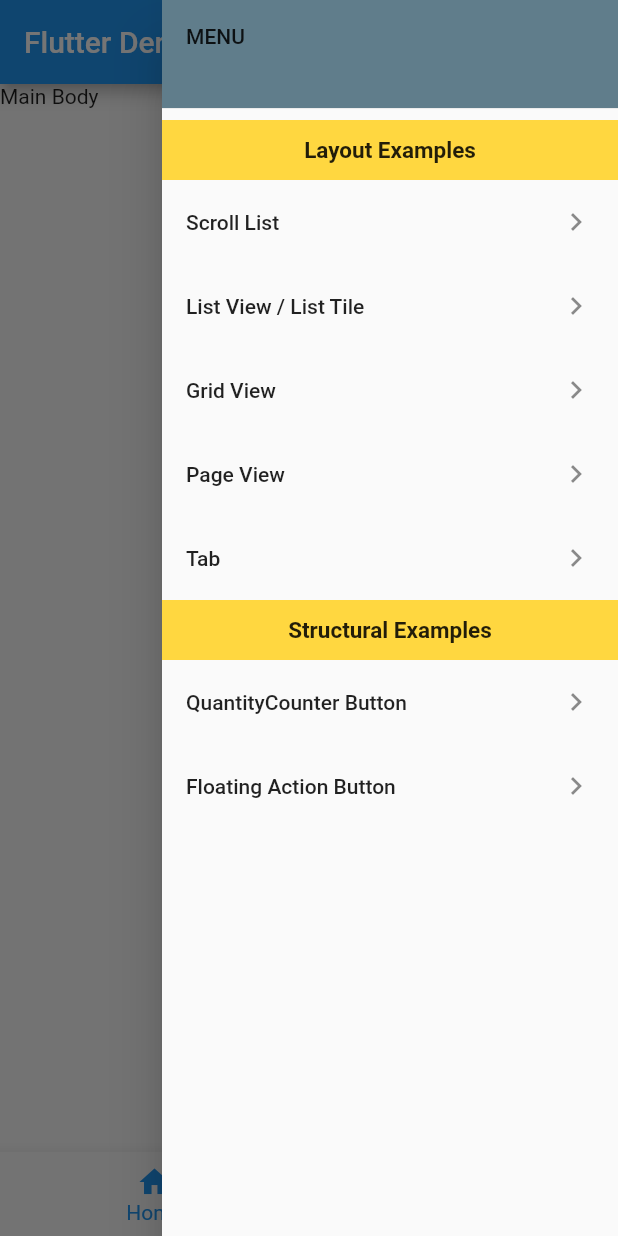
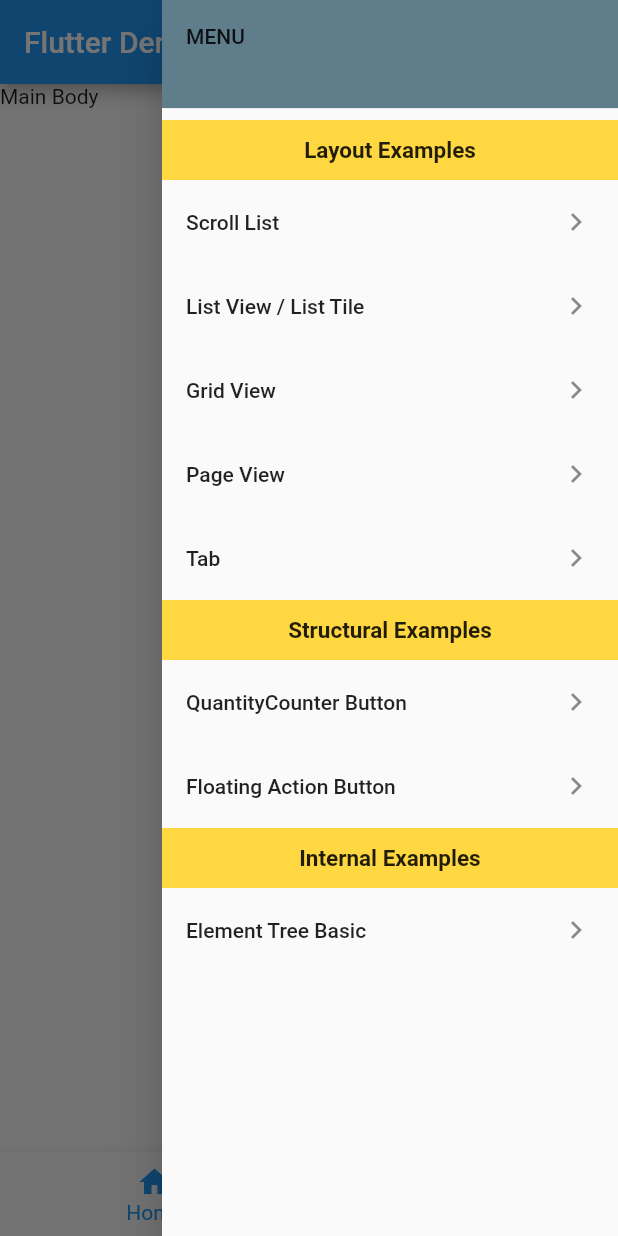
Before and after one commit to socurites/flutter_app, a Flutter app: the screen it shows after launch, with the side drawer open, on a phone screen of 412 x 824 dp. Run offline on Flutter 3.47's test engine with Material 2 defaults, Android fonts, the phone set to English and light mode, and no system bars.

Commit message:
2021-03-09 studied

```diff
--- a/lib/main.dart
+++ b/lib/main.dart
@@ -1,4 +1,5 @@
 import 'package:flutter/material.dart';
+import 'package:flutter_app/internal/element_tree_basic_view.dart';
 import 'package:flutter_app/page/demo_grid_view.dart';
 import 'package:flutter_app/page/demo_list_view_tile.dart';
 import 'package:flutter_app/page/demo_page_view.dart';
@@ -170,6 +171,33 @@ class MyHomePage extends StatelessWidget {
                       MaterialPageRoute(builder: (context) => FloatingActionButtonViewPage('Floating Action Button')));
                 },
               ),
+              SizedBox(
+                height: 40.0,
+                child: DecoratedBox(
+                  decoration: BoxDecoration(
+                    color: Colors.amberAccent,
+                  ),
+                  child: Center(
+                    child: Text(
+                      "Internal Examples",
+                      style: TextStyle(
+                        fontWeight: FontWeight.bold,
+                        fontSize: 15,
+                      ),
+                    ),
+                  ),
+                ),
+              ),
+              ListTile(
+                title: Text('Element Tree Basic'),
+                trailing: Icon(Icons.navigate_next),
+                onTap: () {
+                  Navigator.of(context).pop();
+                  Navigator.push(
+                      context,
+                      MaterialPageRoute(builder: (context) => ElementTreeBasicViewPage('Element Tree Basic')));
+                },
+              ),
             ],
           ),
         ),
--- a/pubspec.yaml
+++ b/pubspec.yaml
@@ -48,6 +48,10 @@ flutter:
   # assets:
   #   - images/a_dot_burr.jpeg
   #   - images/a_dot_ham.jpeg
+  assets:
+    - assets/
+    - assets/flutter_logo_1080.png
+
 
   # An image asset can refer to one or more resolution-specific "variants", see
   # https://flutter.dev/assets-and-images/#resolution-aware.
```
Also changed, not shown: lib/internal/element_tree_basic_view.dart (added, +19 -0 lines), lib/struct/floating_action_button_view.dart (+30 -8 lines), assets/flutter_logo_1080.png (added).
